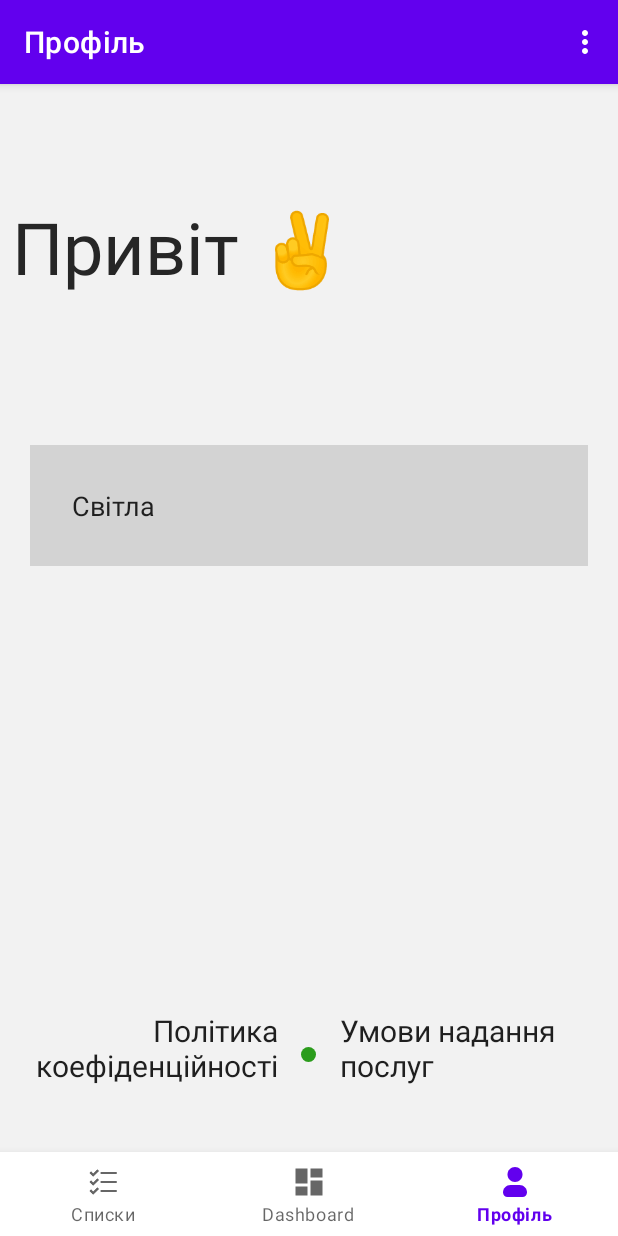
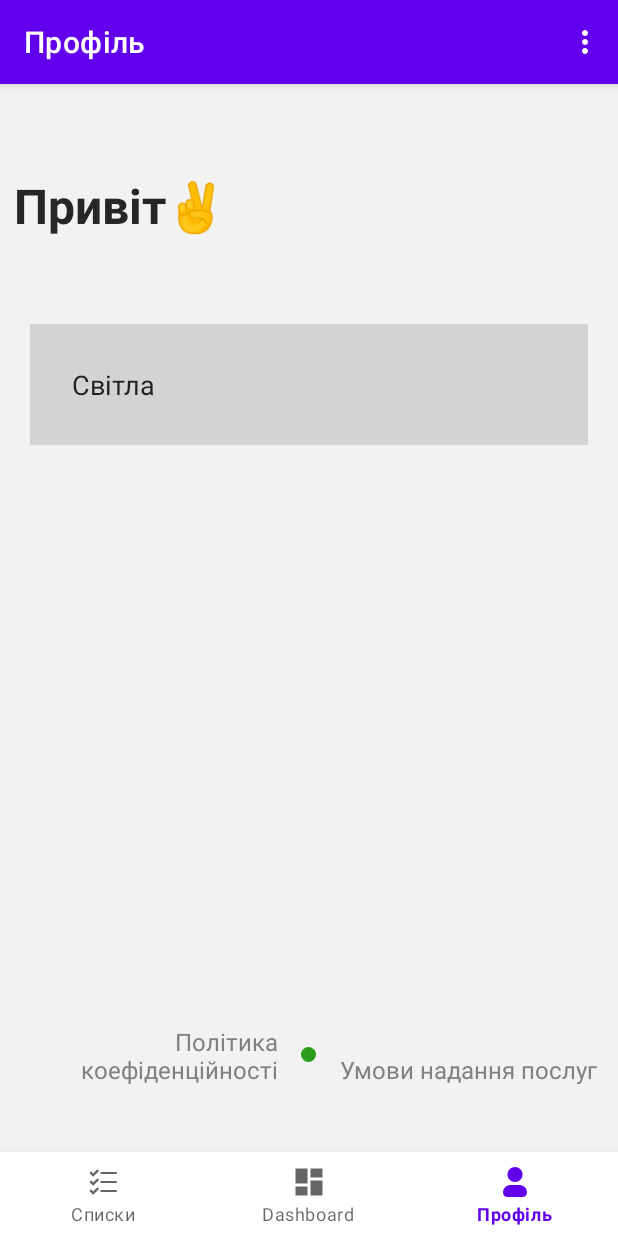
Before and after one commit to ka4ivan/smart-shop, an Android app: the NotificationsFragment screen opened through its navigation route, on a phone screen of 412 x 824 dp. Run offline under Robolectric (Android 15) with nearby library versions, the phone set to English and light mode, and no system bars; our stand-ins replace navigation-ui.

Commit message:
fix profile

```diff
--- a/app/src/main/res/layout/fragment_notifications.xml
+++ b/app/src/main/res/layout/fragment_notifications.xml
@@ -11,6 +11,9 @@
         android:layout_height="match_parent">
 
         <!-- Текстове повідомлення -->
+
+        <!-- Випадаючий список -->
+
         <TextView
             android:id="@+id/text_notifications"
             android:layout_width="match_parent"
@@ -18,26 +21,26 @@
             android:layout_alignParentStart="true"
             android:layout_alignParentTop="true"
             android:layout_alignParentEnd="true"
-            android:layout_marginStart="8dp"
-            android:layout_marginTop="20dp"
-            android:layout_marginEnd="8dp"
+            android:layout_marginStart="9dp"
+            android:layout_marginTop="3dp"
+            android:layout_marginEnd="7dp"
             android:text="@string/hello"
             android:textAlignment="textStart"
             android:textColor="@color/text"
-            android:textSize="48sp" />
+            android:textSize="32sp"
+            android:textStyle="bold" />
 
-        <!-- Випадаючий список -->
         <Spinner
             android:id="@+id/theme_selector"
             android:layout_width="match_parent"
             android:layout_height="wrap_content"
             android:layout_below="@id/text_notifications"
             android:layout_marginStart="20dp"
+            android:layout_marginTop="57dp"
             android:layout_marginEnd="20dp"
-            android:layout_marginTop="100dp"
             android:background="@color/white"
             android:padding="12dp"
-            android:popupBackground="@color/white"/>
+            android:popupBackground="@color/white" />
 
         <RelativeLayout
             android:layout_width="match_parent"
@@ -72,8 +75,8 @@
                 android:focusable="true"
                 android:gravity="end"
                 android:text="@string/privacy_policy"
-                android:textColor="@color/black"
-                android:textSize="20sp" />
+                android:textColor="@color/text_secondary"
+                android:textSize="16sp" />
 
             <TextView
                 android:id="@+id/terms_of_service"
@@ -90,8 +93,8 @@
                 android:focusable="true"
                 android:gravity="start"
                 android:text="@string/terms_of_service"
-                android:textColor="@color/black"
-                android:textSize="20sp"/>
+                android:textColor="@color/text_secondary"
+                android:textSize="16sp" />
 
         </RelativeLayout>
 
--- a/app/src/main/res/values/strings.xml
+++ b/app/src/main/res/values/strings.xml
@@ -4,7 +4,7 @@
     <string name="app_name">SmartShop</string>
     <string name="btn_add">Новий список</string>
     <string name="trash">Смітник</string>
-    <string name="hello">Привіт ✌️</string>
+    <string name="hello">Привіт✌️</string>
 
 <!--    Списки      -->
     <string name="title_lists">Списки</string>
```
